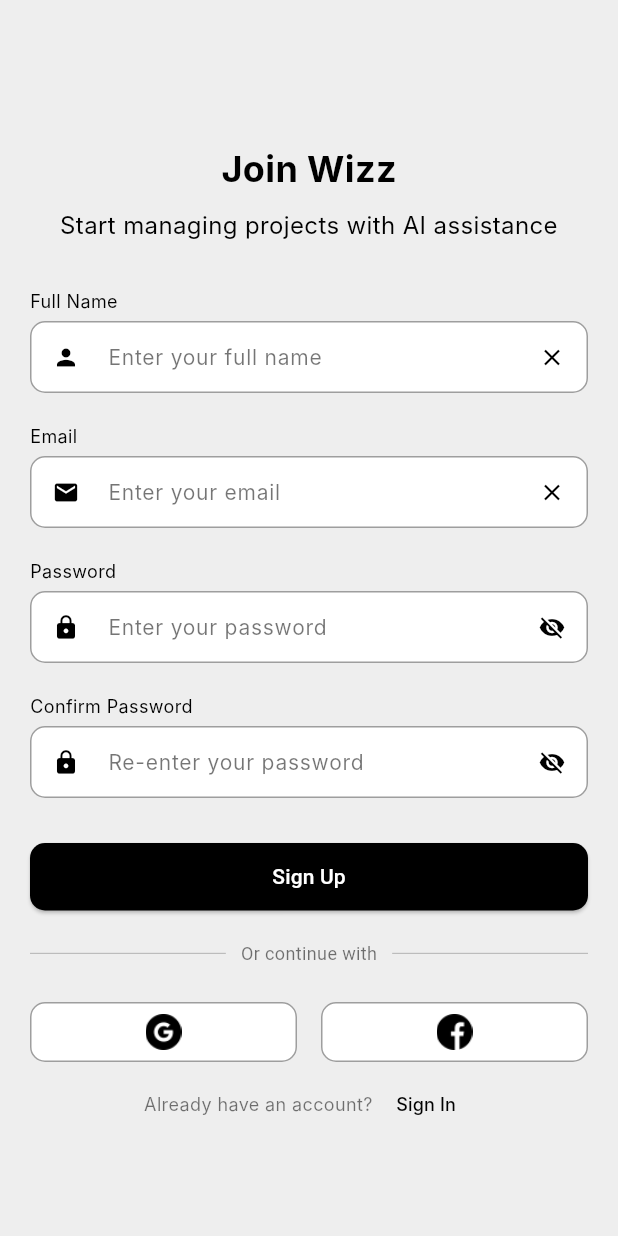
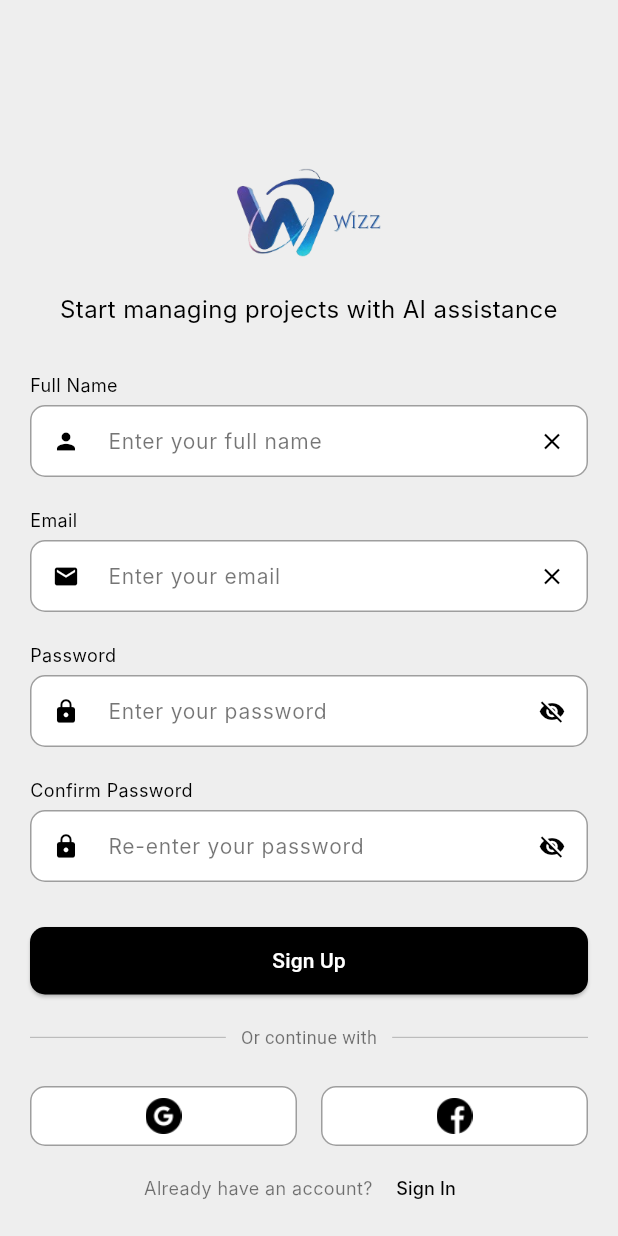
Before and after one commit to Sairusses/Wizz, a Flutter app: the screen it shows after launch, after a tap on "Sign Up", on a phone screen of 412 x 824 dp. Run offline on Flutter 3.47's test engine with Material 3 defaults, Android fonts, the phone set to English and light mode, and no system bars; our stand-ins replace cloud_firestore, device_preview_plus, dropdown_button2, firebase_auth, firebase_core, fl_chart and 3 more; missing offline and left inert: flutter_floating_bottom_bar, groq; accounts and stored records are empty; Roboto replaces fonts that are missing (Inter).

```diff
--- a/lib/login_signup/login_screen.dart
+++ b/lib/login_signup/login_screen.dart
@@ -173,15 +173,14 @@ class Header extends StatelessWidget{
       children: [
         Center(
           child: SizedBox(
-            height: 40,
-            width: 40,
+            height: 70,
+            width: 70,
             child: Image(
               image: AssetImage('assets/wizz_icon.png'),
               fit: BoxFit.fill
             ),
           ),
         ),
-        SizedBox(height: 35,),
         Center(
           child: Text('Welcome to Wizz',
           style: TextStyle(
--- a/lib/login_signup/sign_up_screen.dart
+++ b/lib/login_signup/sign_up_screen.dart
@@ -81,15 +81,18 @@ class SignUpHeader extends StatelessWidget{
     return Column(
       mainAxisAlignment: MainAxisAlignment.start,
       crossAxisAlignment: CrossAxisAlignment.center,
+      mainAxisSize: MainAxisSize.min,
       children: [
         Center(
-          child: Text('Join Wizz',
-            style: TextStyle(
-                fontWeight: FontWeight.w700, fontSize: 24, fontFamily: 'Inter', color: Colors.black
+          child: SizedBox(
+            height: 100,
+            width: 100,
+            child: Image(
+                image: AssetImage('assets/wizz_logo.png'),
+                fit: BoxFit.fill
             ),
           ),
         ),
-        SizedBox(height: 10),
         Center(
             child: Text('Start managing projects with AI assistance',
                 textAlign: TextAlign.center,
--- a/pubspec.yaml
+++ b/pubspec.yaml
@@ -73,6 +73,7 @@ flutter:
 
   # To add assets to your application, add an assets section, like this:
   assets:
+    - assets/wizz_logo.png
     - assets/wizz_icon.png
     - assets/google.png
     - assets/member_icon.png
```
Also changed, not shown: lib/leader_screens/leader_dashboard.dart (+6 -4 lines), assets/wizz_icon.png, assets/wizz_logo.png (added).
